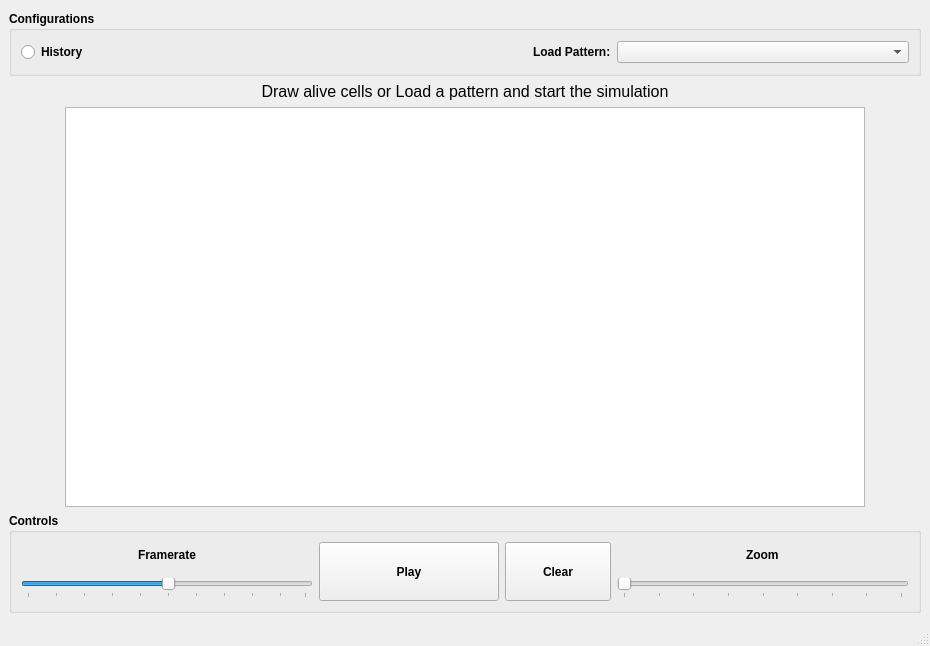
Qt form view/GUI.ui (GiovanniBurbi/GameOfLife) before a commit.
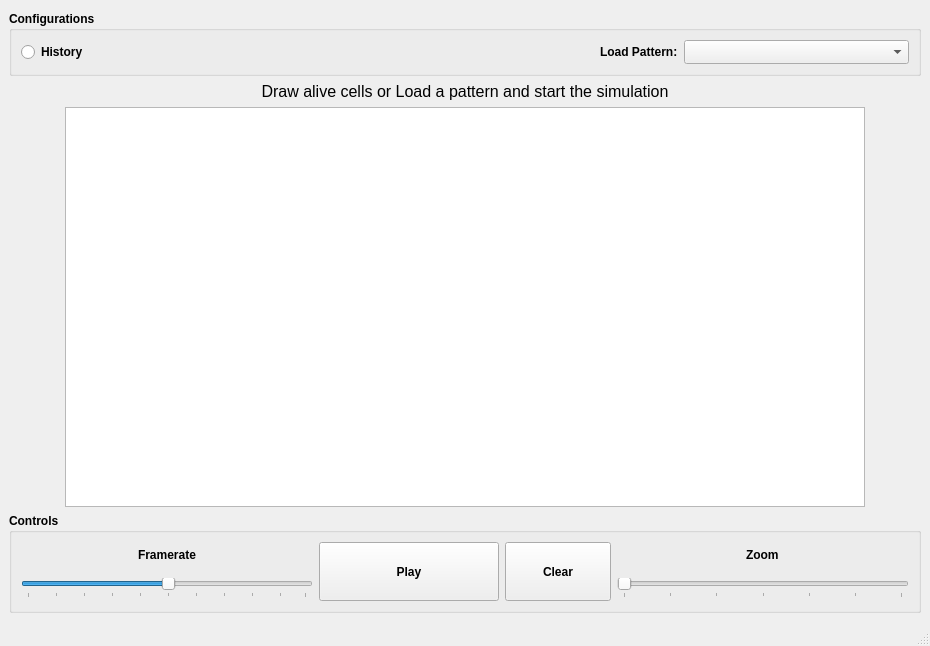
The same form after that commit.

Commit message: changes to the GUI, extremes zoom slider and font combobox. wrong file correction

```diff
--- a/view/GUI.ui
+++ b/view/GUI.ui
@@ -87,7 +87,34 @@
                                         </widget>
                                     </item>
                                     <item>
-                                        <widget class="QComboBox" name="selectPatternBox"/>
+          <widget class="QComboBox" name="selectPatternBox">
+           <property name="minimumSize">
+            <size>
+             <width>0</width>
+             <height>0</height>
+            </size>
+           </property>
+           <property name="maximumSize">
+            <size>
+             <width>225</width>
+             <height>16777215</height>
+            </size>
+           </property>
+           <property name="font">
+            <font>
+             <pointsize>12</pointsize>
+             <weight>50</weight>
+             <italic>true</italic>
+             <bold>false</bold>
+            </font>
+           </property>
+           <property name="editable">
+            <bool>false</bool>
+           </property>
+           <property name="currentText">
+            <string/>
+           </property>
+          </widget>
                                     </item>
                                 </layout>
                             </widget>
@@ -263,7 +290,7 @@
                                                         <number>0</number>
                                                     </property>
                                                     <property name="maximum">
-                                                        <number>8</number>
+              <number>12</number>
                                                     </property>
                                                     <property name="singleStep">
                                                         <number>1</number>
@@ -281,7 +308,7 @@
                                                         <enum>QSlider::TicksBelow</enum>
                                                     </property>
                                                     <property name="tickInterval">
-                                                        <number>1</number>
+              <number>2</number>
                                                     </property>
                                                 </widget>
                                             </item>
```
Lines whose indentation alone changed are shown as unchanged.
